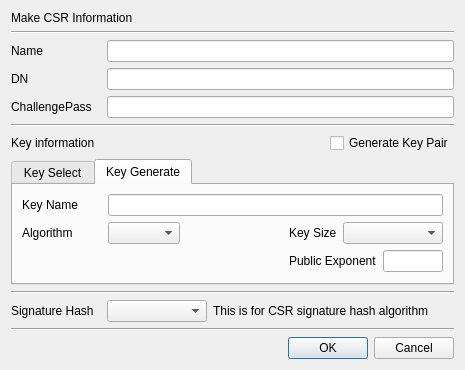
First picture: the form in CertMan/make_req_dlg.ui, repository jykim74/CertMan, before the edit.
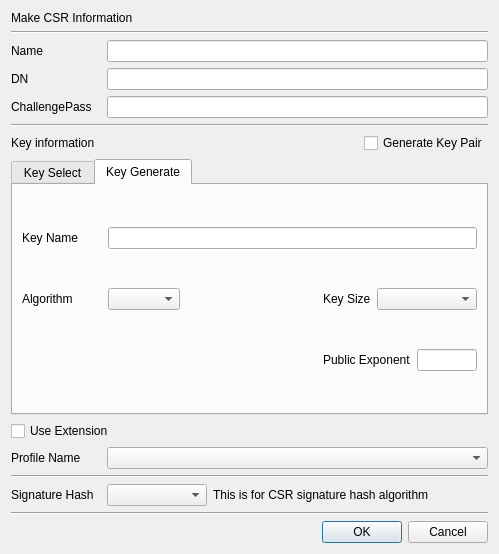
Second picture: the form after the edit.

```diff
--- a/CertMan/make_req_dlg.ui
+++ b/CertMan/make_req_dlg.ui
@@ -6,8 +6,8 @@
    <rect>
     <x>0</x>
     <y>0</y>
-    <width>465</width>
-    <height>359</height>
+    <width>499</width>
+    <height>554</height>
    </rect>
   </property>
   <property name="windowTitle">
@@ -419,6 +419,42 @@
      </widget>
     </widget>
    </item>
+   <item>
+    <widget class="QCheckBox" name="mUseExtensionCheck">
+     <property name="text">
+      <string>Use Extension</string>
+     </property>
+    </widget>
+   </item>
+   <item>
+    <layout class="QGridLayout" name="gridLayout_9">
+     <property name="topMargin">
+      <number>0</number>
+     </property>
+     <item row="0" column="0">
+      <widget class="QLabel" name="mProfileNameLabel">
+       <property name="minimumSize">
+        <size>
+         <width>90</width>
+         <height>0</height>
+        </size>
+       </property>
+       <property name="maximumSize">
+        <size>
+         <width>90</width>
+         <height>16777215</height>
+        </size>
+       </property>
+       <property name="text">
+        <string>Profile Name</string>
+       </property>
+      </widget>
+     </item>
+     <item row="0" column="1">
+      <widget class="QComboBox" name="mProfileNameCombo"/>
+     </item>
+    </layout>
+   </item>
    <item>
     <widget class="Line" name="line_3">
      <property name="orientation">
```
